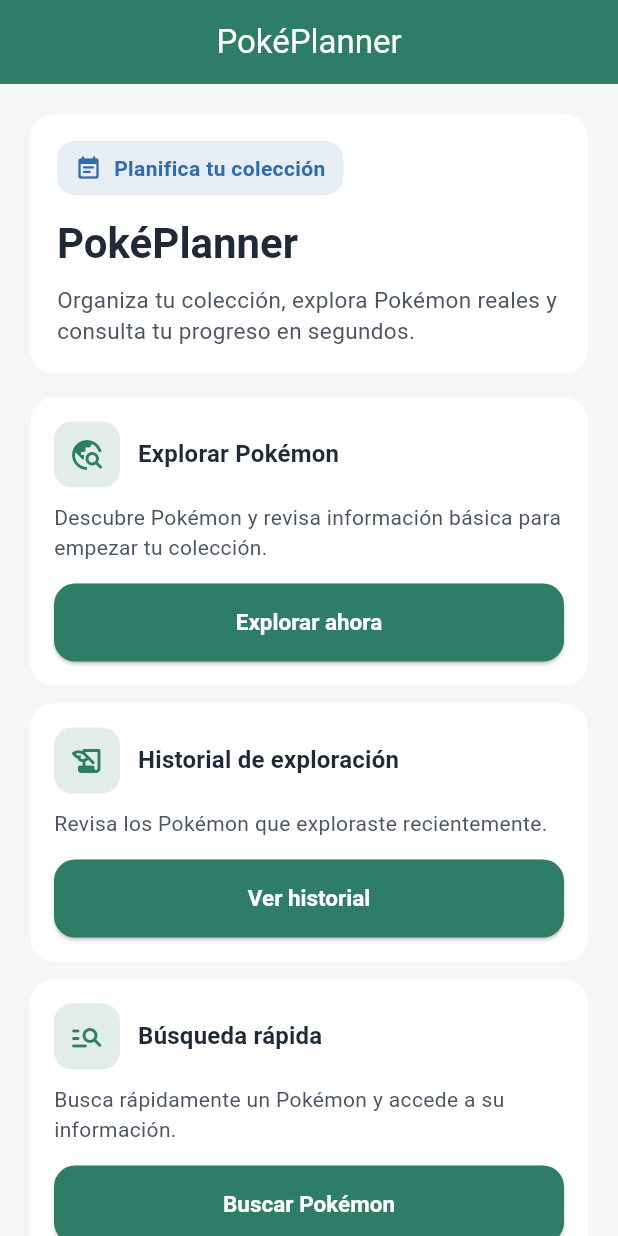
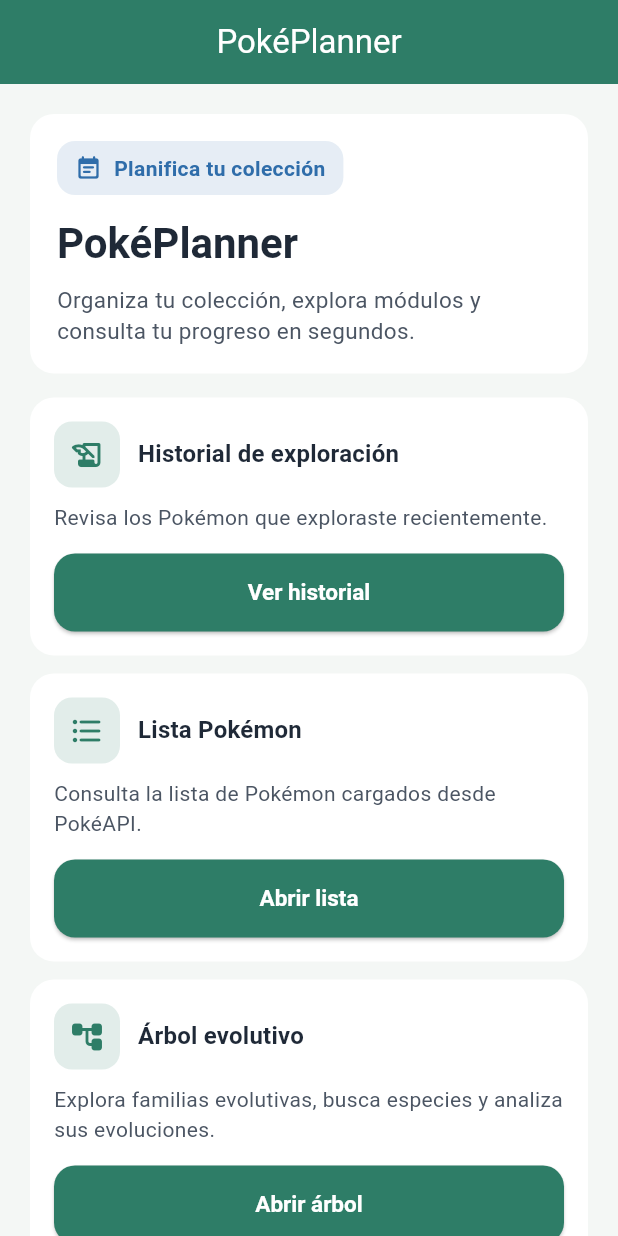
Before and after one commit to DanielLeivaUMG/proyecto-final-progra3, a Flutter app: the screen it shows after launch, on a phone screen of 412 x 824 dp. Run offline on Flutter 3.47's test engine with Material 3 defaults, Android fonts, the phone set to English and light mode, and no system bars; statements that could not run were skipped.

Commit message:
[INT4][E3] actualizar pantalla principal segun modulos integrados

```diff
--- a/lib/presentacion/pantallas/pantalla_inicio.dart
+++ b/lib/presentacion/pantallas/pantalla_inicio.dart
@@ -60,7 +60,7 @@
                     ),
                     const SizedBox(height: 8),
                     const Text(
-                      'Organiza tu colección, explora Pokémon reales y consulta tu progreso en segundos.',
+                      'Organiza tu colección, explora módulos y consulta tu progreso en segundos.',
                       style: TextStyle(fontSize: 15),
                     ),
                   ],
@@ -68,22 +68,6 @@
               ),
             ),
             const SizedBox(height: 16),
-            _TarjetaAcceso(
-              icono: Icons.travel_explore_rounded,
-              titulo: 'Explorar Pokémon',
-              descripcion:
-                  'Descubre Pokémon y revisa información básica para empezar tu colección.',
-              textoBoton: 'Explorar ahora',
-              onPressed: () {
-                Navigator.push(
-                  context,
-                  MaterialPageRoute(
-                    builder: (context) => const PantallaListaPokemon(),
-                  ),
-                );
-              },
-            ),
-            const SizedBox(height: 12),
             _TarjetaAcceso(
               icono: Icons.history_edu_rounded,
               titulo: 'Historial de exploración',
@@ -100,16 +84,16 @@
             ),
             const SizedBox(height: 12),
             _TarjetaAcceso(
-              icono: Icons.manage_search_rounded,
-              titulo: 'Búsqueda rápida',
+              icono: Icons.format_list_bulleted_rounded,
+              titulo: 'Lista Pokémon',
               descripcion:
-                  'Busca rápidamente un Pokémon y accede a su información.',
-              textoBoton: 'Buscar Pokémon',
+                  'Consulta la lista de Pokémon cargados desde PokéAPI.',
+              textoBoton: 'Abrir lista',
               onPressed: () {
                 Navigator.push(
                   context,
                   MaterialPageRoute(
-                    builder: (context) => const PantallaTablaHashPokemon(),
+                    builder: (context) => const PantallaListaPokemon(),
                   ),
                 );
               },
@@ -117,10 +101,10 @@
             const SizedBox(height: 12),
             _TarjetaAcceso(
               icono: Icons.account_tree_rounded,
-              titulo: 'Arbol de Pokemon',
+              titulo: 'Árbol evolutivo',
               descripcion:
-                  'Visualiza Pokemon en estructura de arbol y realiza busqueda por nombre.',
-              textoBoton: 'Abrir arbol',
+                  'Explora familias evolutivas, busca especies y analiza sus evoluciones.',
+              textoBoton: 'Abrir árbol',
               onPressed: () {
                 Navigator.push(
                   context,
@@ -130,32 +114,21 @@
                 );
               },
             ),
-            const SizedBox(height: 16),
-            Card(
-              child: ListTile(
-                contentPadding: const EdgeInsets.symmetric(
-                  horizontal: 16,
-                  vertical: 8,
-                ),
-                leading: Container(
-                  padding: const EdgeInsets.all(8),
-                  decoration: BoxDecoration(
-                    color: ColoresApp.acento.withValues(alpha: 0.2),
-                    borderRadius: BorderRadius.circular(10),
+            const SizedBox(height: 12),
+            _TarjetaAcceso(
+              icono: Icons.groups_rounded,
+              titulo: 'Analizador de equipos',
+              descripcion:
+                  'Arma un equipo Pokémon de hasta 6 integrantes y analiza sus debilidades por tipo.',
+              textoBoton: 'Abrir analizador',
+              onPressed: () {
+                Navigator.push(
+                  context,
+                  MaterialPageRoute(
+                    builder: (context) => const PantallaTablaHashPokemon(),
                   ),
-                  child: const Icon(
-                    Icons.auto_awesome_rounded,
-                    color: Color(0xFF8A5D00),
-                  ),
-                ),
-                title: const Text(
-                  'Próximamente',
-                  style: TextStyle(fontWeight: FontWeight.w700),
-                ),
-                subtitle: const Text(
-                  'Favoritos, árbol evolutivo y análisis de equipo.',
-                ),
-              ),
+                );
+              },
             ),
             const SizedBox(height: 8),
           ],
```
